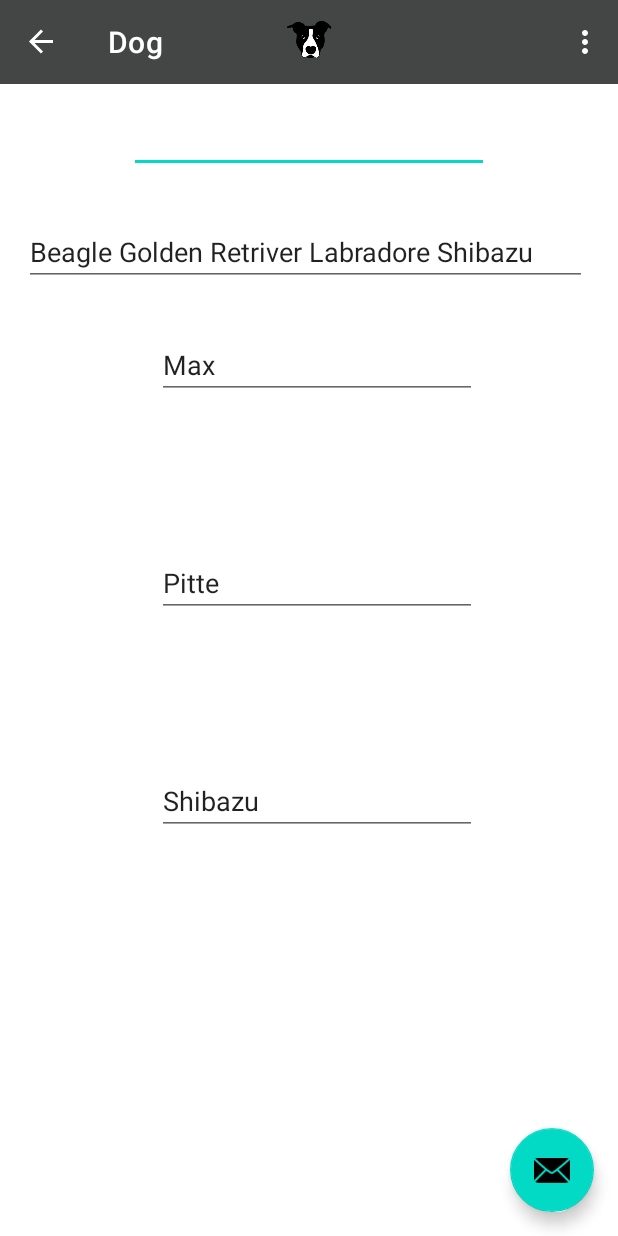
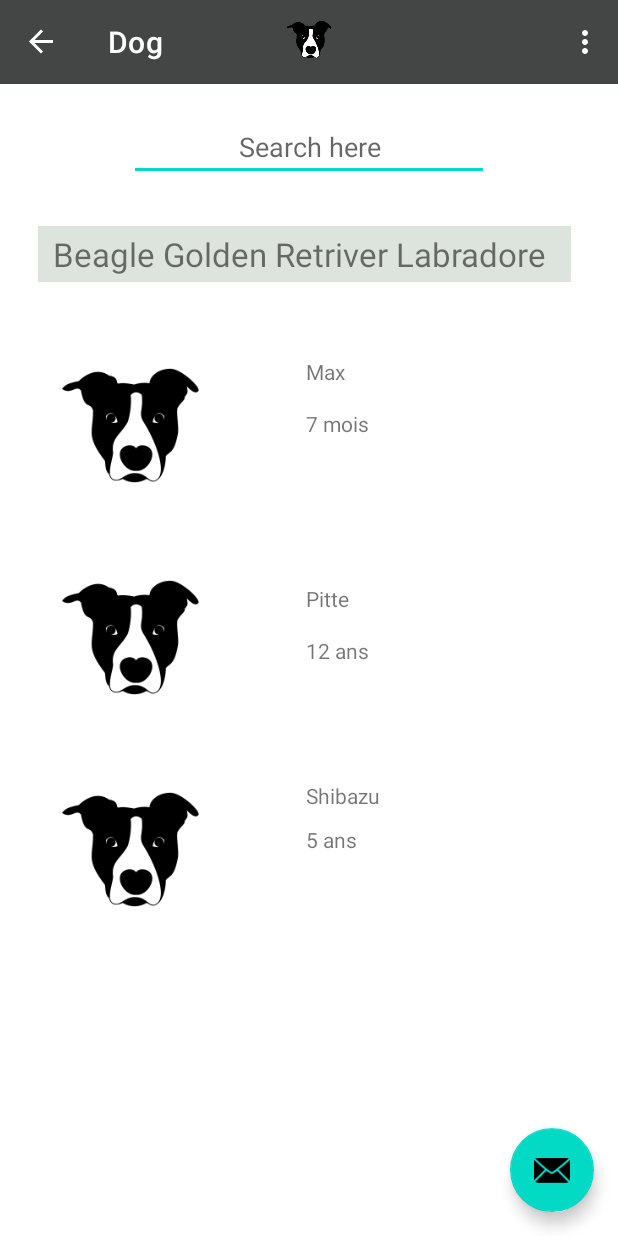
Before and after one commit to robielTes/What_the_dog, an Android app: the screen it shows after launch (MainActivity), in the side drawer, after a tap on "Dog", on a phone screen of 412 x 824 dp. Run offline under Robolectric (Android 15) with nearby library versions, the phone set to English and light mode, and no system bars; our stand-ins replace navigation-ui.

Commit message:
Add image for Dog Fragment

```diff
--- a/app/src/main/res/layout/fragment_dog.xml
+++ b/app/src/main/res/layout/fragment_dog.xml
@@ -10,93 +10,122 @@
         android:id="@+id/textInputEditText"
         android:layout_width="240dp"
         android:layout_height="45dp"
-        android:layout_marginTop="70dp"
+        android:layout_marginTop="75dp"
+        android:hint="Search here"
+        android:textAlignment="center"
         app:layout_constraintEnd_toEndOf="parent"
         app:layout_constraintStart_toStartOf="parent"
         app:layout_constraintTop_toTopOf="parent"
         tools:ignore="MissingConstraints" />
 
-    <EditText
+    <TextView
         android:id="@+id/editTextTextPersonName"
-        android:layout_width="375dp"
-        android:layout_height="45dp"
+        android:layout_width="355dp"
+        android:layout_height="37dp"
         android:layout_marginTop="30dp"
-        android:ems="10"
+        android:background="#dde4dd"
         android:inputType="textPersonName"
+        android:paddingHorizontal="10dp"
+        android:paddingVertical="4dp"
         android:text="@string/race"
+        android:textSize="22dp"
         app:layout_constraintEnd_toEndOf="parent"
         app:layout_constraintHorizontal_bias="0.444"
         app:layout_constraintStart_toStartOf="parent"
         app:layout_constraintTop_toBottomOf="@+id/textInputEditText" />
 
-    <androidx.constraintlayout.utils.widget.ImageFilterView
-        android:id="@+id/imageFilterView"
-        android:layout_width="wrap_content"
-        android:layout_height="wrap_content"
-        android:layout_marginStart="10dp"
-        android:layout_marginTop="30dp"
+    <ImageView
+        android:id="@+id/imageView2"
+        android:layout_width="134dp"
+        android:layout_height="91dp"
+        android:layout_marginStart="20dp"
+        android:layout_marginTop="50dp"
+        app:layout_constraintStart_toStartOf="parent"
+        app:layout_constraintTop_toBottomOf="@+id/imageView"
+        app:srcCompat="@mipmap/ic_launcher_foreground" />
+
+
+    <ImageView
+        android:id="@+id/imageView"
+        android:layout_width="134dp"
+        android:layout_height="91dp"
+        android:layout_marginStart="20dp"
+        android:layout_marginTop="50dp"
         app:layout_constraintStart_toStartOf="parent"
         app:layout_constraintTop_toBottomOf="@+id/editTextTextPersonName"
         tools:ignore="MissingConstraints"
-        tools:src="@mipmap/ic_launcher_foreground" />
+        app:srcCompat="@mipmap/ic_launcher_foreground" />
 
-    <androidx.constraintlayout.utils.widget.ImageFilterView
-        android:id="@+id/imageFilterView2"
+    <ImageView
+        android:id="@+id/imageView3"
+        android:layout_width="134dp"
+        android:layout_height="91dp"
+        android:layout_marginStart="20dp"
+        android:layout_marginTop="50dp"
+        app:layout_constraintStart_toStartOf="parent"
+        app:layout_constraintTop_toBottomOf="@+id/imageView2"
+        tools:ignore="MissingConstraints"
+        app:srcCompat="@mipmap/ic_launcher_foreground" />
+
+    <TextView
+        android:id="@+id/textView2"
         android:layout_width="wrap_content"
         android:layout_height="wrap_content"
-        android:layout_marginStart="10dp"
-        android:layout_marginTop="30dp"
-        app:layout_constraintStart_toStartOf="parent"
-        app:layout_constraintTop_toBottomOf="@+id/imageFilterView"
-        tools:ignore="MissingConstraints"
-        tools:src="@mipmap/ic_launcher_foreground" />
+        android:layout_marginStart="50dp"
+        android:layout_marginTop="50dp"
+        android:text="Max"
+        app:layout_constraintStart_toEndOf="@+id/imageView"
+        app:layout_constraintTop_toBottomOf="@+id/editTextTextPersonName" />
 
-    <androidx.constraintlayout.utils.widget.ImageFilterView
-        android:id="@+id/imageFilterView3"
+    <TextView
+        android:id="@+id/textView5"
         android:layout_width="wrap_content"
         android:layout_height="wrap_content"
-        android:layout_marginStart="10dp"
-        android:layout_marginTop="30dp"
-        app:layout_constraintStart_toStartOf="parent"
-        app:layout_constraintTop_toBottomOf="@+id/imageFilterView2"
-        tools:ignore="MissingConstraints"
-        tools:src="@tools:sample/avatars" />
+        android:layout_marginStart="50dp"
+        android:layout_marginTop="15dp"
+        android:text="7 mois"
+        app:layout_constraintStart_toEndOf="@+id/imageView"
+        app:layout_constraintTop_toBottomOf="@+id/textView2" />
 
-    <EditText
-        android:id="@+id/editTextTextPersonName10"
+    <TextView
+        android:id="@+id/textView3"
         android:layout_width="wrap_content"
         android:layout_height="wrap_content"
-        android:layout_marginTop="30dp"
-        android:ems="10"
-        android:inputType="textPersonName"
-        android:text="Max"
-        app:layout_constraintEnd_toEndOf="parent"
-        app:layout_constraintStart_toEndOf="@+id/imageFilterView"
-        app:layout_constraintTop_toBottomOf="@+id/editTextTextPersonName" />
+        android:layout_marginStart="50dp"
+        android:layout_marginTop="60dp"
+        android:text="Pitte"
+        app:layout_constraintStart_toEndOf="@+id/imageView2"
+        app:layout_constraintTop_toBottomOf="@+id/imageView" />
 
-    <EditText
-        android:id="@+id/editTextTextPersonName11"
+    <TextView
+        android:id="@+id/textView6"
         android:layout_width="wrap_content"
         android:layout_height="wrap_content"
-        android:layout_marginTop="100dp"
-        android:ems="10"
-        android:inputType="textPersonName"
-        android:text="Pitte"
-        app:layout_constraintEnd_toEndOf="parent"
-        app:layout_constraintStart_toEndOf="@+id/imageFilterView2"
-        app:layout_constraintTop_toBottomOf="@+id/editTextTextPersonName10" />
+        android:layout_marginStart="50dp"
+        android:layout_marginTop="15dp"
+        android:text="12 ans"
+        app:layout_constraintStart_toEndOf="@+id/imageView2"
+        app:layout_constraintTop_toBottomOf="@+id/textView3" />
 
-    <EditText
-        android:id="@+id/editTextTextPersonName12"
+    <TextView
+        android:id="@+id/textView4"
         android:layout_width="wrap_content"
         android:layout_height="wrap_content"
-        android:layout_marginTop="100dp"
-        android:ems="10"
-        android:inputType="textPersonName"
+        android:layout_marginStart="50dp"
+        android:layout_marginTop="50dp"
         android:text="Shibazu"
-        app:layout_constraintEnd_toEndOf="parent"
-        app:layout_constraintStart_toEndOf="@+id/imageFilterView3"
-        app:layout_constraintTop_toBottomOf="@+id/editTextTextPersonName11" />
+        app:layout_constraintStart_toEndOf="@+id/imageView3"
+        app:layout_constraintTop_toBottomOf="@+id/imageView2" />
+
+    <TextView
+        android:id="@+id/textView7"
+        android:layout_width="wrap_content"
+        android:layout_height="wrap_content"
+        android:layout_marginStart="50dp"
+        android:layout_marginTop="10dp"
+        android:text="5 ans"
+        app:layout_constraintStart_toEndOf="@+id/imageView3"
+        app:layout_constraintTop_toBottomOf="@+id/textView4" />
 
 
 </androidx.constraintlayout.widget.ConstraintLayout>
--- a/app/src/main/res/values/strings.xml
+++ b/app/src/main/res/values/strings.xml
@@ -11,5 +11,5 @@
     <string name="menu_gallery">Gallery</string>
     <string name="menu_slideshow">Slideshow</string>
     <string name="menu_dog">Dog</string>
-    <string name="race">Beagle   Golden   Retriver   Labradore   Shibazu</string>
+    <string name="race">Beagle   Golden   Retriver   Labradore</string>
 </resources>
```
